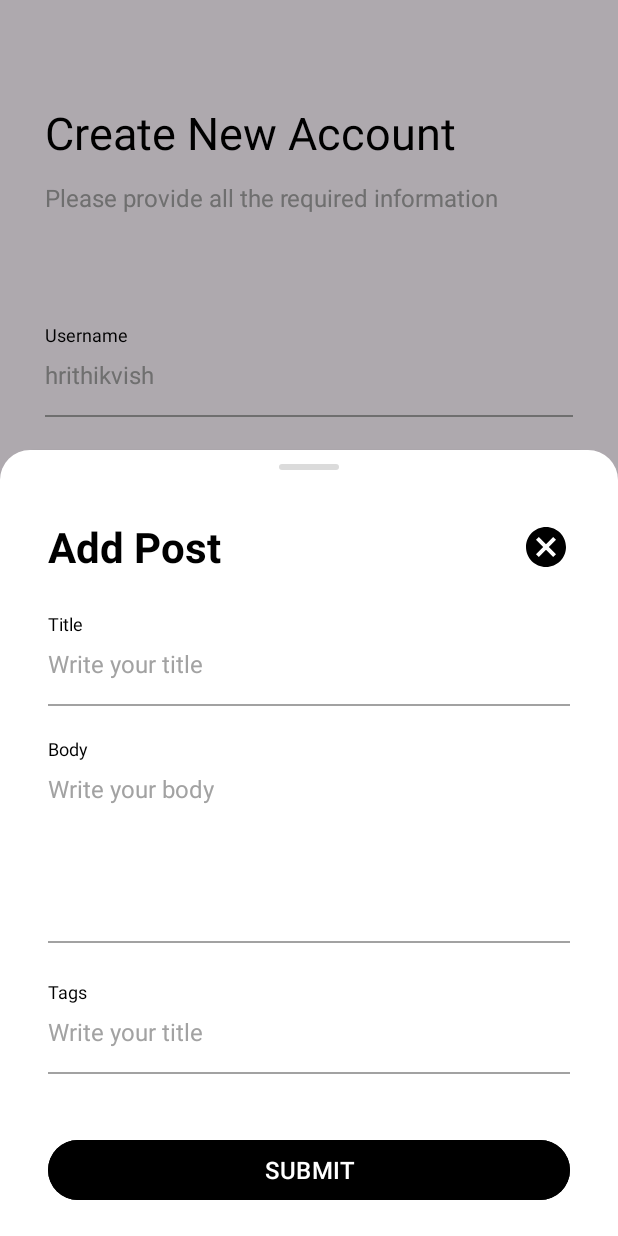
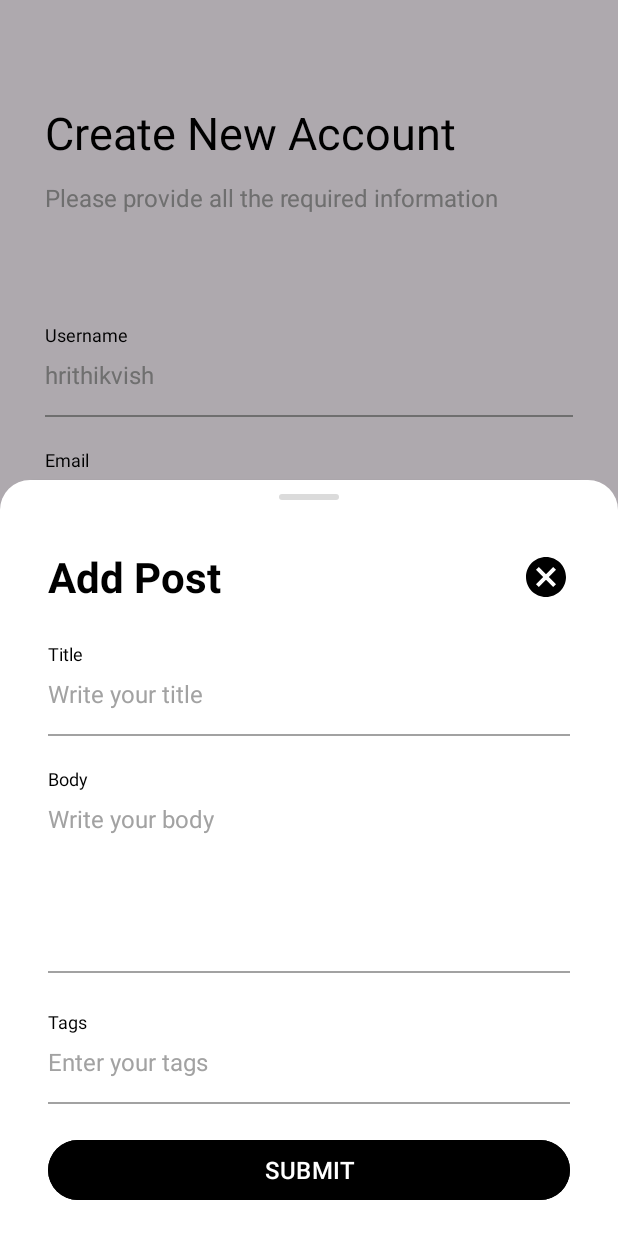
Before and after one commit to hrithikvish/Learning-MVVM-Posts-App, an Android app: the fragment AddPostBottomSheetDialogFragment placed in its activity, on a phone screen of 412 x 824 dp. Run offline under Robolectric (Android 15) with nearby library versions, the phone set to English and light mode, and no system bars; our stand-ins replace Dagger/Hilt's generated code; network calls fail; 2 statements that could not run were skipped.

Commit message:
minor improvements

```diff
--- a/app/src/main/java/com/hrithikvish/mvvmpostsapp/AddPostBottomSheetDialogFragment.kt
+++ b/app/src/main/java/com/hrithikvish/mvvmpostsapp/AddPostBottomSheetDialogFragment.kt
@@ -2,11 +2,13 @@ package com.hrithikvish.mvvmpostsapp
 
 import android.annotation.SuppressLint
 import android.os.Bundle
-import android.text.Editable
-import android.text.TextWatcher
+import android.view.KeyEvent
 import android.view.LayoutInflater
+import android.view.MotionEvent
 import android.view.View
 import android.view.ViewGroup
+import android.view.inputmethod.EditorInfo
+import android.widget.TextView
 import android.widget.Toast
 import androidx.core.content.ContextCompat
 import androidx.core.view.children
@@ -52,8 +54,7 @@ class AddPostBottomSheetDialogFragment: BottomSheetDialogFragment() {
         setTransparentBackground()
         setWidthHeight()
         setFullHeight()
-        setClickListeners()
-        setTextChangedListeners()
+        setListeners()
         bindObservers()
     }
 
@@ -82,7 +83,8 @@ class AddPostBottomSheetDialogFragment: BottomSheetDialogFragment() {
         }
     }
 
-    private fun setClickListeners() {
+    @SuppressLint("ClickableViewAccessibility")
+    private fun setListeners() {
         binding.btnCancel.setOnClickListener {
             dialog?.dismiss()
         }
@@ -99,20 +101,30 @@ class AddPostBottomSheetDialogFragment: BottomSheetDialogFragment() {
                 )
             )
         }
-    }
 
-    private fun setTextChangedListeners() {
-        binding.tagsEdt.addTextChangedListener(object : TextWatcher {
-            override fun beforeTextChanged(s: CharSequence?, start: Int, count: Int, after: Int) { }
-            override fun onTextChanged(s: CharSequence?, start: Int, before: Int, count: Int) {
-                if(!s.isNullOrEmpty() && s.last() == ' ') {
-                    val tag = s.trim().toString()
+        // clicking send button on keyboard adds the editText content as a "Tag" chip
+        val tagString = binding.tagsEdt.text
+        binding.tagsEdt.setOnEditorActionListener(object : TextView.OnEditorActionListener {
+            override fun onEditorAction(v: TextView?, actionId: Int, event: KeyEvent?): Boolean {
+                if (!tagString.isNullOrEmpty() && actionId == EditorInfo.IME_ACTION_SEND) {
+                    val tag = tagString.toString().trim()
                     addChipIntoChipGroup(requireActivity(), tag, binding.postTagsChipGroup)
                     binding.tagsEdt.text.clear()
+                    return true
                 }
+                return false
             }
-            override fun afterTextChanged(s: Editable?) { }
         })
+
+        // solves the problem when trying to scroll editText the bottomSheet scrolls instead
+        binding.txtBody.setOnTouchListener { v, event ->
+            v.parent.requestDisallowInterceptTouchEvent(true)
+            when (event.action and MotionEvent.ACTION_MASK) {
+                MotionEvent.ACTION_UP ->
+                    v.parent.requestDisallowInterceptTouchEvent(false)
+            }
+            false
+        }
     }
 
     private fun getTagsListFromTagsChipGroup() = binding.postTagsChipGroup.children.map {
--- a/app/src/main/res/layout/dialog_create_update_delete_response.xml
+++ b/app/src/main/res/layout/dialog_create_update_delete_response.xml
@@ -42,6 +42,7 @@
             android:layout_width="match_parent"
             android:layout_height="wrap_content"
             android:justificationMode="inter_word"
+            android:textColor="@color/black"
             android:textSize="22sp"
             app:layout_constraintEnd_toEndOf="parent"
             app:layout_constraintStart_toStartOf="parent"
@@ -54,6 +55,7 @@
             android:layout_height="wrap_content"
             android:layout_marginTop="5dp"
             android:justificationMode="inter_word"
+            android:textColor="@color/black"
             android:textSize="16sp"
             app:layout_constraintEnd_toEndOf="parent"
             app:layout_constraintStart_toStartOf="parent"
@@ -67,6 +69,7 @@
             android:layout_height="wrap_content"
             android:layout_marginTop="5dp"
             android:justificationMode="inter_word"
+            android:textColor="@color/black"
             android:visibility="gone"
             app:layout_constraintTop_toBottomOf="@id/response_tv_head" />
 
--- a/app/src/main/res/layout/fragment_add_post_bottom_sheet_dialog.xml
+++ b/app/src/main/res/layout/fragment_add_post_bottom_sheet_dialog.xml
@@ -1,11 +1,15 @@
 <?xml version="1.0" encoding="utf-8"?>
-<androidx.constraintlayout.widget.ConstraintLayout
+<androidx.core.widget.NestedScrollView
     xmlns:android="http://schemas.android.com/apk/res/android"
     xmlns:app="http://schemas.android.com/apk/res-auto"
     xmlns:tools="http://schemas.android.com/tools"
     android:layout_width="match_parent"
     android:layout_height="wrap_content"
     android:background="@drawable/rounded_top_corners_bg">
+
+    <androidx.constraintlayout.widget.ConstraintLayout
+        android:layout_width="match_parent"
+        android:layout_height="wrap_content">
 
         <androidx.constraintlayout.widget.ConstraintLayout
             android:id="@+id/constraintLayoutTapper"
@@ -37,9 +41,9 @@
             android:layout_width="32dp"
             android:layout_height="32dp"
             android:src="@drawable/ic_cancel"
+            app:layout_constraintBottom_toBottomOf="@id/add_text"
             app:layout_constraintEnd_toEndOf="@+id/add_text"
             app:layout_constraintTop_toTopOf="@id/add_text"
-        app:layout_constraintBottom_toBottomOf="@id/add_text"
             app:tint="@color/black" />
 
         <LinearLayout
@@ -122,7 +126,10 @@
                 android:layout_height="wrap_content"
                 android:layout_marginTop="7dp"
                 android:background="@android:color/transparent"
-            android:hint="@string/txt_title_hint"
+                android:hint="@string/txt_tags_hint"
+                android:imeOptions="actionSend"
+                android:inputType="text"
+                android:maxLines="1"
                 android:textColor="@color/black"
                 android:textColorHint="@color/light_gray"
                 android:textSize="16sp" />
@@ -135,8 +142,8 @@
 
             <HorizontalScrollView
                 android:layout_width="match_parent"
-            android:layout_marginTop="10dp"
-            android:layout_height="wrap_content">
+                android:layout_height="wrap_content"
+                android:layout_marginTop="10dp">
 
                 <com.google.android.material.chip.ChipGroup
                     android:id="@+id/postTagsChipGroup"
@@ -151,7 +158,7 @@
                 style="@style/Widget.Material3.Button"
                 android:layout_width="match_parent"
                 android:layout_height="wrap_content"
-            android:layout_marginTop="30dp"
+                android:layout_marginTop="10dp"
                 android:backgroundTint="@color/black"
                 android:text="@string/txt_submit"
                 android:textAllCaps="true"
@@ -163,23 +170,25 @@
                 android:layout_width="match_parent"
                 android:layout_height="wrap_content"
                 android:layout_marginTop="20dp"
-            tools:text="Update Response:"
+                android:textColor="@color/highlight_text_color"
+                android:textSize="14sp"
                 android:visibility="gone"
-            tools:visibility="visible"
-            android:textColor="@color/highlight_text_color"
-            android:textSize="14sp" />
+                tools:text="Some Error Message"
+                tools:visibility="visible" />
 
             <com.google.android.material.progressindicator.CircularProgressIndicator
                 android:id="@+id/create_post_progress_bar"
                 android:layout_width="match_parent"
+                android:layout_height="wrap_content"
                 android:layout_gravity="center"
-            android:layout_height="wrap_content"
                 android:layout_marginTop="20dp"
                 android:indeterminate="true"
+                android:visibility="gone"
                 app:indicatorColor="@color/black"
-            android:visibility="gone"
                 tools:visibility="visible" />
 
         </LinearLayout>
 
     </androidx.constraintlayout.widget.ConstraintLayout>
+
+</androidx.core.widget.NestedScrollView>
--- a/app/src/main/res/values/themes.xml
+++ b/app/src/main/res/values/themes.xml
@@ -5,7 +5,7 @@
         <!-- <item name="colorPrimary">@color/my_light_primary</item> -->
         <item name="android:statusBarColor">@color/light_gray</item>
         <item name="materialAlertDialogTheme">@style/ThemeOverlay.App.MaterialAlertDialog</item>
-        <item name="chipStyle">@style/CustomActionChip</item>
+        <item name="chipStyle">@style/BlackBgWhiteTextActionChip</item>
     </style>
 
     <style name="Theme.MVVMNotesApp" parent="Base.Theme.MVVMNotesApp" />
@@ -27,11 +27,12 @@
         <item name="postSplashScreenTheme">@style/Theme.MVVMNotesApp</item>
     </style>
 
-    <style name="CustomActionChip" parent="Widget.MaterialComponents.Chip.Action">
-        <item name="chipBackgroundColor">@color/light_gray</item>
-        <item name="chipStrokeColor">@color/light_gray</item>
+    <style name="BlackBgWhiteTextActionChip" parent="Widget.MaterialComponents.Chip.Action">
+        <item name="chipBackgroundColor">@color/black</item>
+        <item name="chipStrokeColor">@color/black</item>
         <item name="chipStrokeWidth">1dp</item>
-        <item name="android:textColor">@color/black</item>
+        <item name="android:textColor">@color/white</item>
+        <item name="closeIconTint">@color/white</item>
     </style>
 
 </resources>
```
Lines whose indentation alone changed are shown as unchanged.
